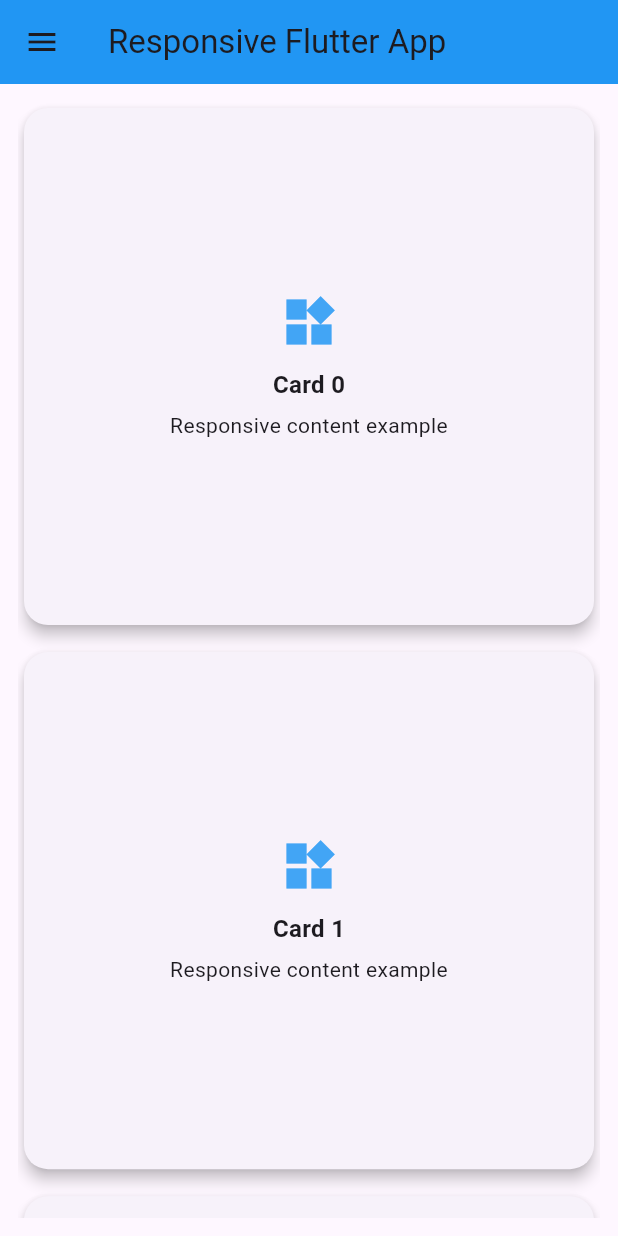
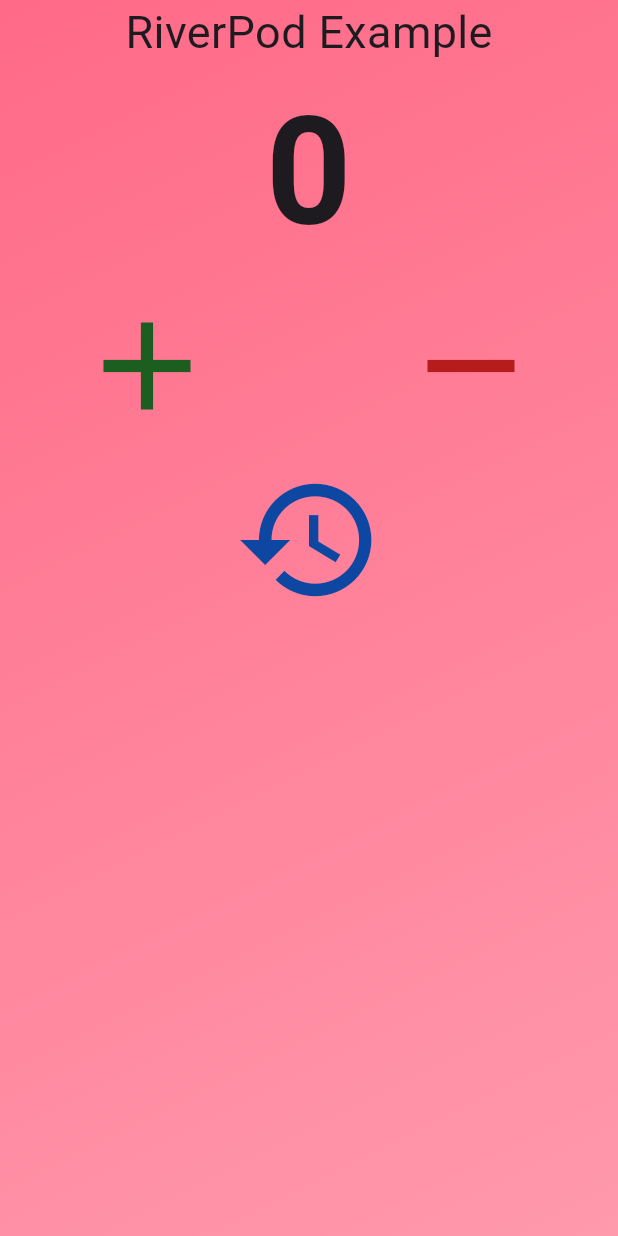
Before and after one commit to shaikmalikbasha/learn_flutter_by_examples, a Flutter app: the screen it shows after launch, on a phone screen of 412 x 824 dp. Run offline on Flutter 3.47's test engine with Material 3 defaults, Android fonts, the phone set to English and light mode, and no system bars; our stand-ins replace flutter_riverpod, go_router.

Commit message:
RiverPod POC completed

```diff
--- /dev/null
+++ b/lib/features/riverpod_poc/counter_provider.dart
@@ -0,0 +1,10 @@
+import 'package:flutter_riverpod/legacy.dart';
+import 'package:learn_flutter_by_examples/features/riverpod_poc/riverpod_model.dart';
+
+final easyCounterProvider = StateProvider<int>((ref) {
+  return 0;
+});
+
+final hardCounterProvider = ChangeNotifierProvider<RiverpodModel>((ref) {
+  return RiverpodModel(counter: 0);
+});
--- /dev/null
+++ b/lib/features/riverpod_poc/riverpod_app.dart
@@ -0,0 +1,138 @@
+import 'package:flutter/material.dart';
+import 'package:flutter_riverpod/flutter_riverpod.dart';
+import 'package:learn_flutter_by_examples/features/riverpod_poc/counter_provider.dart';
+
+class MyRiverPodApp extends StatelessWidget {
+  const MyRiverPodApp({super.key});
+
+  @override
+  Widget build(BuildContext context) {
+    return MaterialApp(
+      debugShowCheckedModeBanner: false,
+      title: 'RiverPodApp',
+      home: HardPage(),
+      // home: EasyPage(),
+    );
+  }
+}
+
+class EasyPage extends ConsumerWidget {
+  EasyPage({super.key});
+
+  @override
+  Widget build(BuildContext context, WidgetRef ref) {
+    return Scaffold(
+      body: Container(
+        decoration: BoxDecoration(
+          gradient: LinearGradient(
+            colors: [Color(0xFFFF6A88), Color(0xFFFF99AC)],
+            begin: Alignment.topLeft,
+            end: Alignment.bottomRight,
+          ),
+        ),
+        child: Column(
+          mainAxisAlignment: MainAxisAlignment.start,
+
+          children: [
+            Text('RiverPod Example', style: TextStyle(fontSize: 30.0)),
+            Text(
+              ref.watch(easyCounterProvider).toString(),
+              textAlign: TextAlign.center,
+              style: TextStyle(fontSize: 100, fontWeight: FontWeight.bold),
+            ),
+            Row(
+              mainAxisAlignment: MainAxisAlignment.center,
+              children: [
+                IconButton(
+                  padding: EdgeInsets.all(8.0),
+                  onPressed: () {
+                    ref.read(easyCounterProvider.notifier).state++;
+                  },
+                  alignment: Alignment.center,
+                  splashColor: Colors.green,
+                  icon: Icon(Icons.add, size: 100.0, color: Colors.green[900]),
+                ),
+                SizedBox(width: 100.0),
+
+                IconButton(
+                  padding: EdgeInsets.all(8.0),
+                  onPressed: () {
+                    ref.read(easyCounterProvider.notifier).state--;
+                  },
+                  alignment: Alignment.center,
+                  splashColor: Colors.red,
+                  icon: Icon(Icons.delete, size: 100.0, color: Colors.red[900]),
+                ),
+              ],
+            ),
+          ],
+        ),
+      ),
+    );
+  }
+}
+
+class HardPage extends ConsumerWidget {
+  HardPage({super.key});
+
+  @override
+  Widget build(BuildContext context, WidgetRef ref) {
+    return Scaffold(
+      body: Container(
+        decoration: BoxDecoration(
+          gradient: LinearGradient(
+            colors: [Color(0xFFFF6A88), Color(0xFFFF99AC)],
+            begin: Alignment.topLeft,
+            end: Alignment.bottomRight,
+          ),
+        ),
+        child: Column(
+          mainAxisAlignment: MainAxisAlignment.start,
+
+          children: [
+            Text('RiverPod Example', style: TextStyle(fontSize: 30.0)),
+            Text(
+              ref.watch(hardCounterProvider).counter.toString(),
+              textAlign: TextAlign.center,
+              style: TextStyle(fontSize: 100, fontWeight: FontWeight.bold),
+            ),
+            Row(
+              mainAxisAlignment: MainAxisAlignment.center,
+              children: [
+                IconButton(
+                  padding: EdgeInsets.all(8.0),
+                  onPressed: () {
+                    ref.read(hardCounterProvider).addCounter();
+                  },
+                  alignment: Alignment.center,
+                  splashColor: Colors.green,
+                  icon: Icon(Icons.add, size: 100.0, color: Colors.green[900]),
+                ),
+                SizedBox(width: 100.0),
+
+                IconButton(
+                  padding: EdgeInsets.all(8.0),
+                  onPressed: () {
+                    ref.read(hardCounterProvider).removeCounter();
+                  },
+                  alignment: Alignment.center,
+                  splashColor: Colors.red,
+                  icon: Icon(Icons.remove, size: 100.0, color: Colors.red[900]),
+                ),
+              ],
+            ),
+            IconButton(
+              padding: EdgeInsets.all(8.0),
+              onPressed: () {
+                ref.read(hardCounterProvider).resetCounter();
+              },
+              alignment: Alignment.center,
+              splashColor: Colors.green,
+              icon: Icon(Icons.restore, size: 100.0, color: Colors.blue[900]),
+            ),
+          ],
+        ),
+      ),
+    );
+  }
+}
--- a/pubspec.yaml
+++ b/pubspec.yaml
@@ -36,6 +36,7 @@
   cupertino_icons: ^1.0.8
   audioplayers: ^6.6.0
   go_router: ^17.2.2
+  flutter_riverpod: ^3.3.1
 
 dev_dependencies:
   flutter_test:
```
Also changed, not shown: lib/features/riverpod_poc/riverpod_model.dart (added, +21 -0 lines), lib/main.dart (+9 -6 lines), pubspec.lock.
